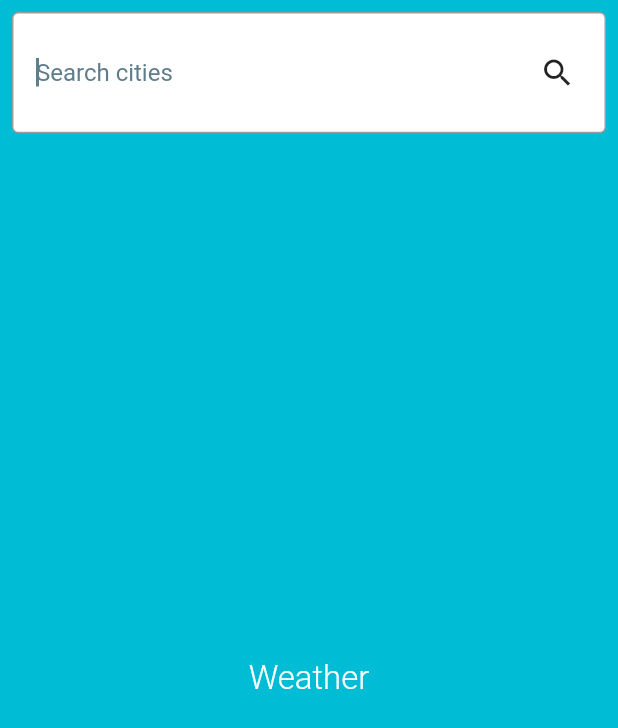
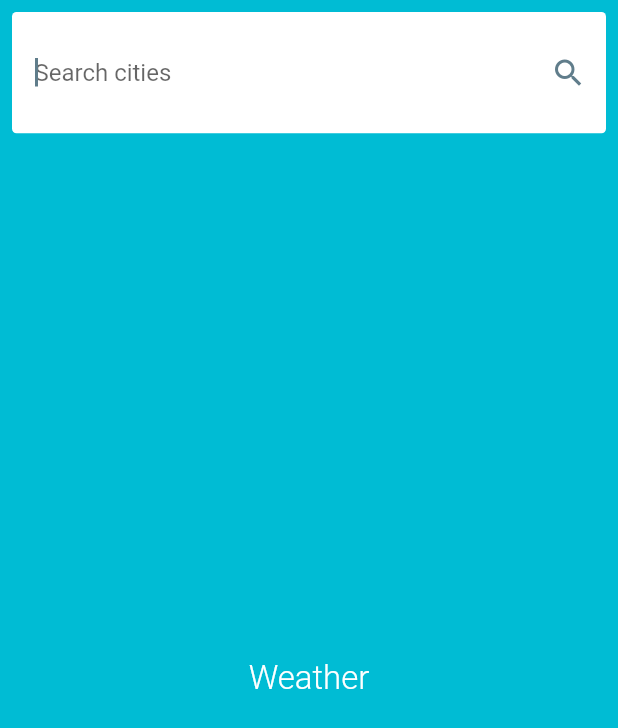
Before and after one commit to Maikhaa/flutter_bloc_simple_demo, a Flutter app: the screen it shows after launch, on a phone screen of 412 x 824 dp. Shown: the top 728 px of the screen. Run offline on Flutter 3.47's test engine with Material 2 defaults, Android fonts, the phone set to English and light mode, and no system bars; our stand-ins replace bloc, equatable, flutter_bloc.

Commit message:
search_bar refactored

```diff
--- a/lib/utils/constants.dart
+++ b/lib/utils/constants.dart
@@ -12,3 +12,4 @@ const String KstFakeWeatherResponseString =
 const double kstSmallPadding = 15.0;
 const double kstRegularPadding = 40.0;
 const double kstLargePadding = 60.0;
+const double kstSmallBox = 30.0;
--- a/lib/widgets/search_bar.dart
+++ b/lib/widgets/search_bar.dart
@@ -13,17 +13,13 @@ class SearchBar extends StatelessWidget {
     return Container(
       decoration: BoxDecoration(
         color: Colors.white,
-        border: Border.all(
-          color: Colors.grey,
-        ),
-        borderRadius: BorderRadius.circular(4.0),
+        borderRadius: BorderRadius.circular(3.0),
       ),
       child: Padding(
         padding: const EdgeInsets.only(
             right: kstSmallPadding, left: kstSmallPadding),
         child: Row(children: [
           Expanded(
-            flex: 9,
             child: BlocBuilder<WeatherBloc, WeatherState>(
               builder: (context, state) {
                 switch (state.status) {
@@ -40,7 +36,6 @@ class SearchBar extends StatelessWidget {
                       decoration: InputDecoration(
                         hintText: "Search cities",
                         border: InputBorder.none,
-                        hintStyle: TextStyle(color: Colors.blueGrey),
                       ),
                     );
                   default:
@@ -51,26 +46,31 @@ class SearchBar extends StatelessWidget {
                       decoration: InputDecoration(
                         hintText: "Search cities",
                         border: InputBorder.none,
-                        hintStyle: TextStyle(color: Colors.blueGrey),
                       ),
                     );
                 }
               },
             ),
           ),
-          Expanded(
-            flex: 1,
+          Container(
+            width: kstSmallBox,
             child: BlocBuilder<WeatherBloc, WeatherState>(
                 builder: (context, state) {
               switch (state.status) {
                 case WeatherStatus.loading:
-                  return Container(
-                      child: CircularProgressIndicator(strokeWidth: 3.0));
+                  return SizedBox(
+                    child: CircularProgressIndicator(strokeWidth: 4.0),
+                    height: kstSmallBox,
+                    width: kstSmallBox,
+                  );
                 case WeatherStatus.loadedMetric:
                 case WeatherStatus.loadedImperial:
                   return IconButton(
                     key: Key('reset-button'),
-                    icon: Icon(Icons.close),
+                    icon: Icon(
+                      Icons.close,
+                      color: Colors.blueGrey,
+                    ),
                     onPressed: () {
                       weatherBloc.add(ResetWeather());
                       searchCityController.clear();
@@ -79,7 +79,10 @@ class SearchBar extends StatelessWidget {
                 default:
                   return IconButton(
                     key: Key('search-button'),
-                    icon: Icon(Icons.search),
+                    icon: Icon(
+                      Icons.search,
+                      color: Colors.blueGrey,
+                    ),
                     onPressed: () {
                       weatherBloc.add(GetWeather(searchCityController.text));
                       FocusScope.of(context).requestFocus(FocusNode());
```
